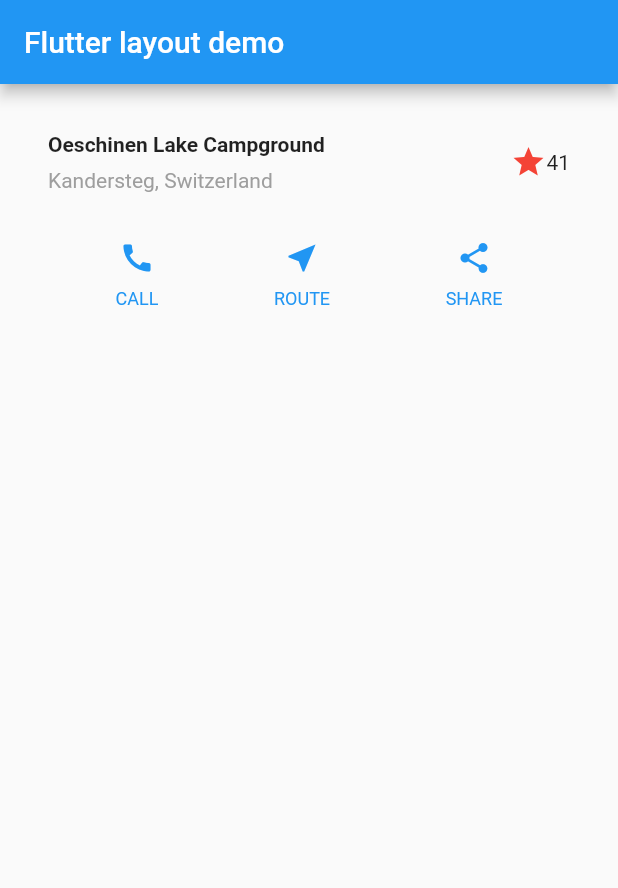
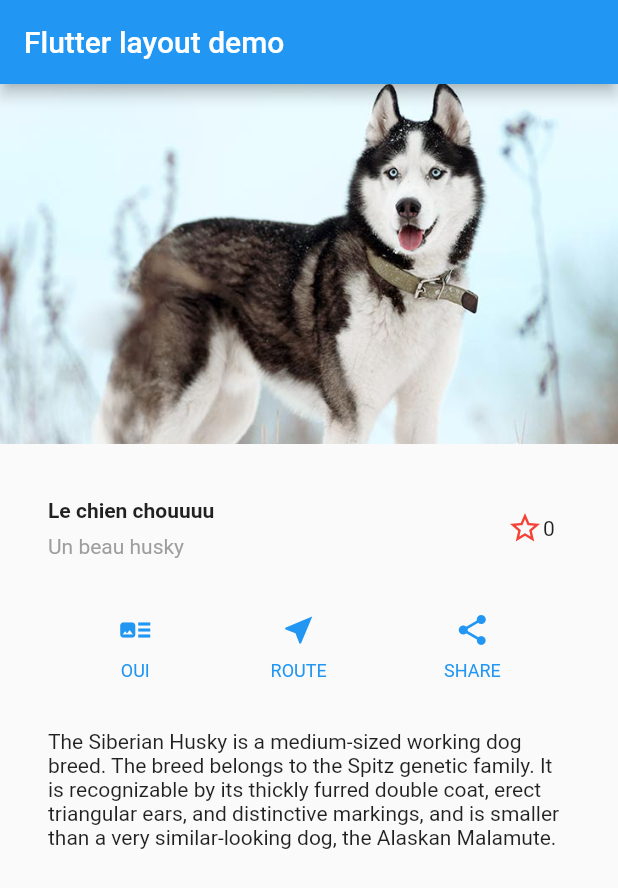
Before and after one commit to BarbeRace/flutterapp1, a Flutter app: the screen it shows after launch, on a phone screen of 412 x 824 dp. Shown: the top 888 px of the screen. Run offline on Flutter 3.47's test engine with Material 2 defaults, Android fonts, the phone set to English and light mode, and no system bars.

Commit message:
Essai layout chien + requête asynchrone https

```diff
--- a/lib/main.dart
+++ b/lib/main.dart
@@ -1,7 +1,95 @@
 import 'package:flutter/material.dart';
+import 'package:http/http.dart' as http;
+import 'dart:convert';
 
 void main() {
   runApp(MyApp());
+}
+
+Future<Album> fetchAlbum() async {
+  final response =
+      await http.get('https://jsonplaceholder.typicode.com/albums/1');
+  if (response.statusCode == 200) {
+    print(Album.fromJson(json.decode(response.body)).title);
+    return Album.fromJson(json.decode(response.body));
+  } else {
+    throw Exception('Failed to load album');
+  }
+}
+
+Future<Album> fetchAlbumBis() async {
+  final response =
+      await http.get('https://jsonplaceholder.typicode.com/albums/3');
+  if (response.statusCode == 200) {
+    print(Album.fromJson(json.decode(response.body)).title);
+    return Album.fromJson(json.decode(response.body));
+  } else {
+    throw Exception('Failed to load album');
+  }
+}
+
+class Album {
+  final int userId;
+  final int id;
+  final String title;
+  Album({this.userId, this.id, this.title});
+  factory Album.fromJson(Map<String, dynamic> json) {
+    return Album(
+      userId: json['userId'],
+      id: json['id'],
+      title: json['title'],
+    );
+  }
+}
+
+class FavoriteWidget extends StatefulWidget {
+  @override
+  _FavoriteWidgetState createState() => _FavoriteWidgetState();
+}
+
+class _FavoriteWidgetState extends State<FavoriteWidget> {
+  bool _isFavorited = false;
+  int _favoriteCount = 0;
+  Future<Album> futureAlbum;
+
+  void _toggleFavorite() {
+    setState(() {
+      if (_isFavorited) {
+        _favoriteCount -= 1;
+        _isFavorited = false;
+        futureAlbum = fetchAlbumBis();
+      } else {
+        _favoriteCount += 1;
+        _isFavorited = true;
+        futureAlbum = fetchAlbum();
+      }
+    });
+  }
+
+  @override
+  Widget build(BuildContext context) {
+    return Row(
+      mainAxisSize: MainAxisSize.min,
+      children: [
+        Container(
+          padding: EdgeInsets.all(0),
+          child: IconButton(
+            padding: EdgeInsets.all(0),
+            alignment: Alignment.centerRight,
+            icon: (_isFavorited ? Icon(Icons.star) : Icon(Icons.star_border)),
+            color: Colors.red[500],
+            onPressed: _toggleFavorite,
+          ),
+        ),
+        SizedBox(
+          width: 18,
+          child: Container(
+            child: Text('$_favoriteCount'),
+          ),
+        ),
+      ],
+    );
+  }
 }
 
 class MyApp extends StatelessWidget {
@@ -20,14 +108,14 @@ class MyApp extends StatelessWidget {
                 Container(
                   padding: const EdgeInsets.only(bottom: 8),
                   child: Text(
-                    'Oeschinen Lake Campground',
+                    'Le chien chouuuu',
                     style: TextStyle(
                       fontWeight: FontWeight.bold,
                     ),
                   ),
                 ),
                 Text(
-                  'Kandersteg, Switzerland',
+                  'Un beau husky',
                   style: TextStyle(
                     color: Colors.grey[500],
                   ),
@@ -35,12 +123,7 @@ class MyApp extends StatelessWidget {
               ],
             ),
           ),
-          /*3*/
-          Icon(
-            Icons.star,
-            color: Colors.red[500],
-          ),
-          Text('41'),
+          FavoriteWidget()
         ],
       ),
     );
@@ -72,7 +155,7 @@ class MyApp extends StatelessWidget {
       child: Row(
         mainAxisAlignment: MainAxisAlignment.spaceEvenly,
         children: [
-          _buildButtonColumn(color, Icons.call, 'CALL'),
+          _buildButtonColumn(color, Icons.art_track, 'OUI'),
           _buildButtonColumn(color, Icons.near_me, 'ROUTE'),
           _buildButtonColumn(color, Icons.share, 'SHARE'),
         ],
@@ -82,12 +165,11 @@ class MyApp extends StatelessWidget {
     Widget textSection = Container(
       padding: const EdgeInsets.all(32),
       child: Text(
-        'Lake Oeschinen lies at the foot of the Blüemlisalp in the Bernese '
-        'Alps. Situated 1,578 meters above sea level, it is one of the '
-        'larger Alpine Lakes. A gondola ride from Kandersteg, followed by a '
-        'half-hour walk through pastures and pine forest, leads you to the '
-        'lake, which warms to 20 degrees Celsius in the summer. Activities '
-        'enjoyed here include rowing, and riding the summer toboggan run.',
+        'The Siberian Husky is a medium-sized working dog breed. The breed '
+        'belongs to the Spitz genetic family. It is recognizable by its '
+        'thickly furred double coat, erect triangular ears, and distinctive '
+        'markings, and is smaller than a very similar-looking dog, the '
+        'Alaskan Malamute.',
         softWrap: true,
       ),
     );
@@ -98,10 +180,17 @@ class MyApp extends StatelessWidget {
         appBar: AppBar(
           title: Text('Flutter layout demo'),
         ),
-        body: Column(
+        body: ListView(
           children: [
+            Image.asset(
+              'images/husky.jpg',
+              width: 600,
+              height: 240,
+              fit: BoxFit.cover,
+            ),
             titleSection,
             buttonSection,
+            textSection
           ],
         ),
       ),
--- a/pubspec.yaml
+++ b/pubspec.yaml
@@ -21,6 +21,7 @@ environment:
   sdk: ">=2.7.0 <3.0.0"
 
 dependencies:
+  http: ^0.12.2
   flutter:
     sdk: flutter
 
@@ -43,6 +44,9 @@ flutter:
   # included with your application, so that you can use the icons in
   # the material Icons class.
   uses-material-design: true
+
+  assets:
+    - images/husky.jpg
 
   # To add assets to your application, add an assets section, like this:
   # assets:
```
Also changed, not shown: images/husky.jpg (added), pubspec.lock.
